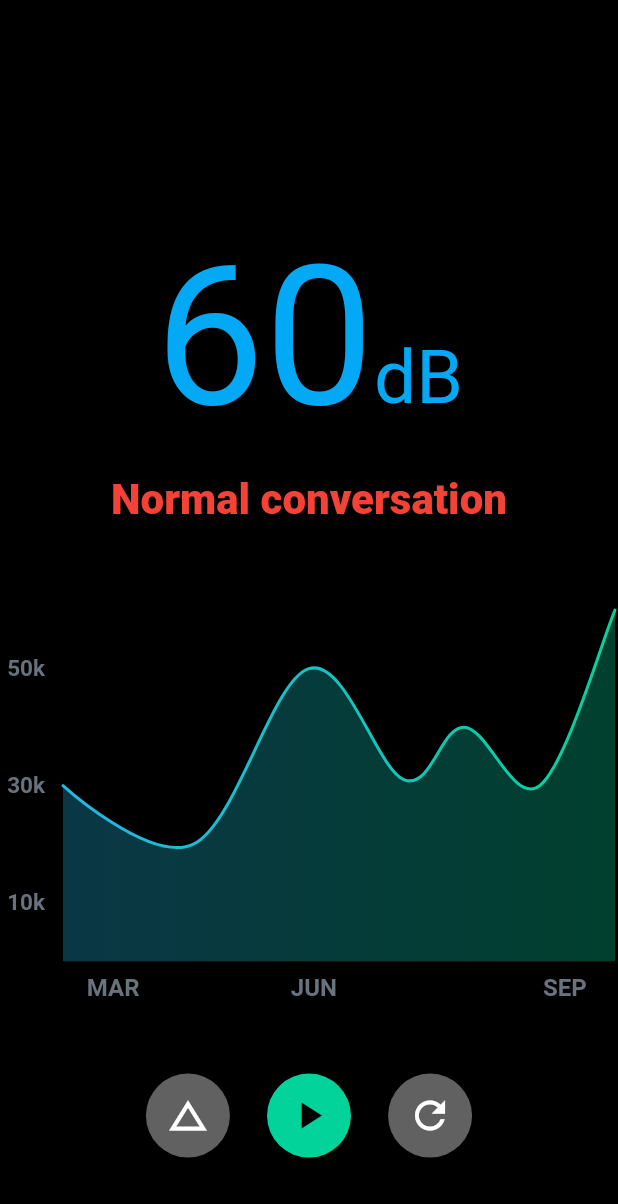
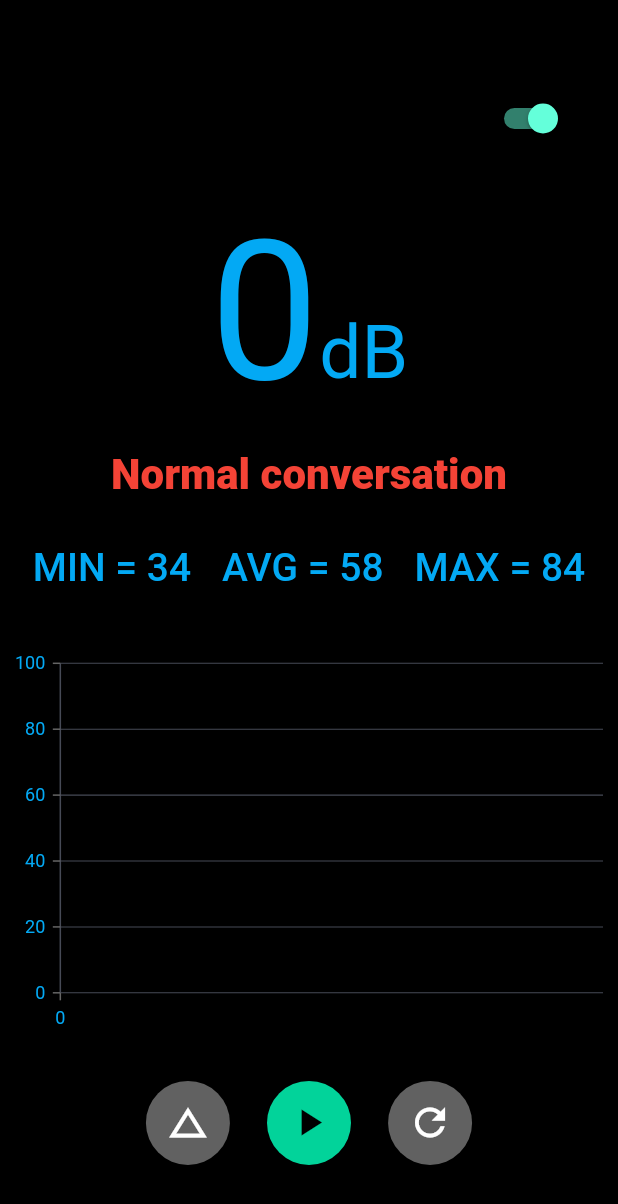
Before and after one commit to prakash-cr7/Sound-meter, a Flutter app: the screen it shows after launch, on a phone screen of 412 x 824 dp. Shown: the top 1204 px of the screen. Run offline on Flutter 3.47's test engine with Material 2 defaults, Android fonts, the phone set to English and light mode, and no system bars; drawn by our look-alikes of fl_chart; our stand-ins replace syncfusion_flutter_charts; missing offline and left inert: noise_meter.

Commit message:
realtime chart implemented

```diff
--- a/lib/main.dart
+++ b/lib/main.dart
@@ -1,15 +1,21 @@
+import 'package:decibel_meter/provider/provider.dart';
 import 'package:flutter/material.dart';
+import 'package:provider/provider.dart';
 
 import 'ui/home.dart';
 
-void main() => runApp(MyApp());
+void main() {
+  runApp(MyApp());
+}
 
 class MyApp extends StatelessWidget {
   @override
   Widget build(BuildContext context) {
     return MaterialApp(
+      debugShowCheckedModeBanner: false,
       theme: ThemeData.dark(),
-      home: HomeScreen(),
+      home: ChangeNotifierProvider<MicData>(
+          create: (_) => MicData(), child: HomeScreen()),
     );
   }
 }
--- /dev/null
+++ b/lib/provider/provider.dart
@@ -0,0 +1,53 @@
+import 'dart:async';
+
+import 'package:flutter/material.dart';
+import 'package:flutter/services.dart';
+import 'package:noise_meter/noise_meter.dart';
+
+class MicData extends ChangeNotifier {
+  bool isRecording = false;
+  StreamSubscription<NoiseReading> _noiseSubscription;
+  NoiseMeter _noiseMeter;
+  int dB = 0;
+
+  //call this in initState
+  void initNoiseMeter() {
+    _noiseMeter = new NoiseMeter(onError);
+  }
+
+  void onError(PlatformException e) {
+    print(e.toString());
+    isRecording = false;
+  }
+
+  void onData(NoiseReading noiseReading) {
+    if (!isRecording) {
+      isRecording = true;
+    }
+    if (noiseReading.meanDecibel.isFinite)
+      dB = noiseReading.meanDecibel.toInt();
+    notifyListeners();
+  }
+
+  void start() async {
+    try {
+      _noiseSubscription = _noiseMeter.noiseStream.listen(onData);
+      print('start');
+    } catch (err) {
+      print(err);
+    }
+  }
+
+  void stop() async {
+    try {
+      if (_noiseSubscription != null) {
+        _noiseSubscription.cancel();
+        _noiseSubscription = null;
+      }
+      isRecording = false;
+    } catch (err) {
+      print('stopRecorder error: $err');
+    }
+    notifyListeners();
+  }
+}
--- a/lib/ui/home.dart
+++ b/lib/ui/home.dart
@@ -1,24 +1,54 @@
+import 'dart:async';
+
+import 'package:decibel_meter/provider/provider.dart';
 import 'package:decibel_meter/ui/widgets/realtime_chart.dart';
 import 'package:flutter/material.dart';
+import 'package:provider/provider.dart';
 
-class HomeScreen extends StatelessWidget {
+class HomeScreen extends StatefulWidget {
+  @override
+  _HomeScreenState createState() => _HomeScreenState();
+}
+
+class _HomeScreenState extends State<HomeScreen> {
+  _HomeScreenState() {
+    timer = Timer.periodic(Duration(milliseconds: 500), getdB);
+  }
+
+  Color bgColor = Colors.black;
+  bool switchStatus = true;
+  Timer timer;
+  int dB = 0;
+  void getdB(Timer timer) {
+    dB = Provider.of<MicData>(context, listen: false).dB;
+  }
+
+  @override
+  void initState() {
+    Provider.of<MicData>(context, listen: false).initNoiseMeter();
+    super.initState();
+  }
+
   @override
   Widget build(BuildContext context) {
     double height = MediaQuery.of(context).size.height;
     double width = MediaQuery.of(context).size.width;
     return Scaffold(
-      backgroundColor: Colors.black,
-      body: Column(
+      backgroundColor: bgColor,
+      body: Stack(
+        children: [
+          SingleChildScrollView(
+            child: Column(
               crossAxisAlignment: CrossAxisAlignment.center,
               children: [
-          SizedBox(height: height * 0.18),
+                SizedBox(height: height * 0.16),
                 Row(
                   mainAxisAlignment: MainAxisAlignment.center,
                   textBaseline: TextBaseline.ideographic,
                   crossAxisAlignment: CrossAxisAlignment.baseline,
                   children: [
                     Text(
-                '60',
+                      dB.toString(),
                       style: TextStyle(
                         fontSize: 130,
                         color: Colors.lightBlue,
@@ -39,14 +69,54 @@ class HomeScreen extends StatelessWidget {
                 Text(
                   'Normal conversation',
                   style: TextStyle(
-                fontSize: 28, fontWeight: FontWeight.w800, color: Colors.red),
+                      fontSize: 28,
+                      fontWeight: FontWeight.w800,
+                      color: Colors.red),
                 ),
                 SizedBox(
-            height: height * 0.04,
+                  height: height * 0.02,
                 ),
-          LineChartSample2(),
                 SizedBox(
-            height: height * 0.04,
+                  height: height * 0.07,
+                  child: Row(
+                    mainAxisAlignment: MainAxisAlignment.center,
+                    children: [
+                      Text(
+                        'MIN = 34',
+                        style: TextStyle(
+                            fontSize: 26,
+                            fontWeight: FontWeight.w500,
+                            color: Colors.lightBlue),
+                      ),
+                      SizedBox(
+                        width: width * 0.05,
+                      ),
+                      Text(
+                        'AVG = 58',
+                        style: TextStyle(
+                            fontSize: 26,
+                            fontWeight: FontWeight.w500,
+                            color: Colors.lightBlue),
+                      ),
+                      SizedBox(
+                        width: width * 0.05,
+                      ),
+                      Text(
+                        'MAX = 84',
+                        style: TextStyle(
+                            fontSize: 26,
+                            fontWeight: FontWeight.w500,
+                            color: Colors.lightBlue),
+                      ),
+                    ],
+                  ),
+                ),
+                SizedBox(
+                  height: height * 0.03,
+                ),
+                SizedBox(height: height * 0.32, child: SfChart()),
+                SizedBox(
+                  height: height * 0.03,
                 ),
                 Row(
                   mainAxisAlignment: MainAxisAlignment.center,
@@ -62,11 +132,25 @@ class HomeScreen extends StatelessWidget {
                     SizedBox(width: width * 0.06),
                     FloatingActionButton(
                         child: Icon(
-                    Icons.play_arrow,
+                          Provider.of<MicData>(context, listen: true)
+                                  .isRecording
+                              ? Icons.stop
+                              : Icons.play_arrow,
                           size: 30,
                         ),
-                  backgroundColor: Color(0xff02d39a),
-                  onPressed: null),
+                        backgroundColor:
+                            Provider.of<MicData>(context, listen: true)
+                                    .isRecording
+                                ? Colors.red
+                                : Color(0xff02d39a),
+                        onPressed: () {
+                          Provider.of<MicData>(context, listen: false)
+                                  .isRecording
+                              ? Provider.of<MicData>(context, listen: false)
+                                  .stop()
+                              : Provider.of<MicData>(context, listen: false)
+                                  .start();
+                        }),
                     SizedBox(width: width * 0.06),
                     FloatingActionButton(
                       child: Icon(
@@ -75,9 +159,27 @@ class HomeScreen extends StatelessWidget {
                         size: 30,
                       ),
                       backgroundColor: Colors.grey[700],
-                  onPressed: null),
+                      onPressed: null,
+                    ),
                   ],
                 )
+              ],
+            ),
+          ),
+          Positioned(
+              top: 55,
+              right: 30,
+              child: Switch(
+                value: switchStatus,
+                inactiveTrackColor: Colors.lightBlue,
+                onChanged: (value) {
+                  switchStatus = value;
+                  setState(() {});
+                  value == true
+                      ? bgColor = Colors.black
+                      : bgColor = Colors.white;
+                },
+              ))
         ],
       ),
     );
--- a/lib/ui/widgets/realtime_chart.dart
+++ b/lib/ui/widgets/realtime_chart.dart
@@ -1,131 +1,91 @@
-import 'package:fl_chart/fl_chart.dart';
+import 'dart:async';
+
+import 'package:decibel_meter/provider/provider.dart';
 import 'package:flutter/material.dart';
+import 'package:provider/provider.dart';
+import 'package:syncfusion_flutter_charts/charts.dart';
 
-class LineChartSample2 extends StatefulWidget {
+class SfChart extends StatefulWidget {
   @override
-  _LineChartSample2State createState() => _LineChartSample2State();
+  _SfChartState createState() => _SfChartState();
 }
 
-class _LineChartSample2State extends State<LineChartSample2> {
-  List<Color> gradientColors = [
-    const Color(0xff23b6e6),
-    const Color(0xff02d39a),
-  ];
+class _SfChartState extends State<SfChart> {
+  _SfChartState() {
+    timer = Timer.periodic(Duration(milliseconds: 250), updateData);
+  }
+
+  Timer timer;
+  ChartSeriesController _chartSeriesController;
+  int count = 0;
+  List<ChartData> _chartData = [];
+
+  @override
+  void initState() {
+    super.initState();
+  }
 
   @override
   Widget build(BuildContext context) {
-    return Container(
-      height: 300,
-      width: double.infinity,
-      decoration: const BoxDecoration(
-          borderRadius: BorderRadius.all(
-            Radius.circular(18),
-          ),
-          color: Color(0x00232d37)),
-      child: Padding(
-        padding:
-            const EdgeInsets.only(right: 2.0, left: 2.0, top: 24, bottom: 12),
-        child: LineChart(
-          mainData(),
-        ),
-      ),
-    );
+    return _getLiveLineChart();
   }
 
-  LineChartData mainData() {
-    return LineChartData(
-      gridData: FlGridData(
-        show: false,
-        drawVerticalLine: false,
-        getDrawingHorizontalLine: (value) {
-          return FlLine(
-            color: const Color(0xff37434d),
-            strokeWidth: 1,
-          );
-        },
-        getDrawingVerticalLine: (value) {
-          return FlLine(
-            color: const Color(0xff37434d),
-            strokeWidth: 1,
-          );
-        },
-      ),
-      titlesData: FlTitlesData(
-        show: true,
-        bottomTitles: SideTitles(
-          showTitles: true,
-          reservedSize: 22,
-          getTextStyles: (value) => const TextStyle(
-              color: Color(0xff68737d),
-              fontWeight: FontWeight.bold,
-              fontSize: 16),
-          getTitles: (value) {
-            switch (value.toInt()) {
-              case 1:
-                return 'MAR';
-              case 5:
-                return 'JUN';
-              case 10:
-                return 'SEP';
-            }
-            return '';
-          },
-          margin: 8,
-        ),
-        leftTitles: SideTitles(
-          showTitles: true,
-          getTextStyles: (value) => const TextStyle(
-            color: Color(0xff67727d),
-            fontWeight: FontWeight.bold,
-            fontSize: 15,
-          ),
-          getTitles: (value) {
-            switch (value.toInt()) {
-              case 1:
-                return '10k';
-              case 3:
-                return '30k';
-              case 5:
-                return '50k';
-            }
-            return '';
-          },
-          reservedSize: 28,
-          margin: 12,
-        ),
-      ),
-      borderData: FlBorderData(
-          show: false,
-          border: Border.all(color: const Color(0xff37434d), width: 1)),
-      minX: 0,
-      maxX: 11,
-      minY: 0,
-      maxY: 6,
-      lineBarsData: [
-        LineChartBarData(
-          spots: [
-            FlSpot(0, 3),
-            FlSpot(2.6, 2),
-            FlSpot(4.9, 5),
-            FlSpot(6.8, 3.1),
-            FlSpot(8, 4),
-            FlSpot(9.5, 3),
-            FlSpot(11, 6),
-          ],
-          isCurved: true,
-          colors: gradientColors,
-          barWidth: 2,
-          isStrokeCapRound: true,
-          dotData: FlDotData(
-            show: false,
-          ),
-          belowBarData: BarAreaData(
-            show: true,
-            colors:
-                gradientColors.map((color) => color.withOpacity(0.3)).toList(),
-          ),
-        ),
-      ],
-    );
+  SfCartesianChart _getLiveLineChart() {
+    return SfCartesianChart(
+        plotAreaBorderWidth: 0,
+        primaryXAxis: NumericAxis(
+            interval: 15,
+            desiredIntervals: 6,
+            visibleMinimum: count < 90 ? 0 : (count - 90).toDouble(),
+            visibleMaximum: count < 90 ? 90 : (count).toDouble(),
+            majorGridLines: MajorGridLines(width: 1),
+            axisLine: AxisLine(width: 0),
+            labelStyle: TextStyle(color: Colors.lightBlue)),
+        primaryYAxis: NumericAxis(
+            maximum: 100.0,
+            visibleMinimum: 0,
+            visibleMaximum: 100,
+            axisLine: AxisLine(width: 0),
+            labelStyle: TextStyle(color: Colors.lightBlue)),
+        series: <LineSeries<ChartData, int>>[
+          LineSeries<ChartData, int>(
+            onRendererCreated: (ChartSeriesController controller) {
+              _chartSeriesController = controller;
+            },
+            dataSource: _chartData,
+            color: const Color.fromRGBO(192, 108, 132, 1),
+            xValueMapper: (ChartData sales, _) => sales.time,
+            yValueMapper: (ChartData sales, _) => sales.decibel,
+          )
+        ]);
+  }
+
+  void updateData(Timer timer) {
+    if (!Provider.of<MicData>(context, listen: false).isRecording)
+      return;
+    else if (_chartData.length >= 90) {
+      _chartData.add(
+          ChartData(count, Provider.of<MicData>(context, listen: false).dB));
+      _chartData.removeAt(0);
+      _chartSeriesController.updateDataSource(
+        addedDataIndexes: <int>[_chartData.length - 1],
+        removedDataIndexes: <int>[0],
+      );
+    } else {
+      _chartData.add(
+          ChartData(count, Provider.of<MicData>(context, listen: false).dB));
+      // _chartSeriesController.updateDataSource(
+      //   addedDataIndexes: <int>[_chartData.length - 1],
+      // );
+      //// there is a weired error in graph when uncommented above lines.
+      //// dunno why.
+    }
+    count++;
   }
 }
+
+class ChartData {
+  ChartData(this.time, this.decibel);
+  final num time;
+  final num decibel;
+}
--- a/pubspec.yaml
+++ b/pubspec.yaml
@@ -29,6 +29,9 @@ dependencies:
   # Use with the CupertinoIcons class for iOS style icons.
   cupertino_icons: ^1.0.0
   fl_chart: ^0.12.2
+  provider: ^4.3.2+3
+  noise_meter: ^2.0.0
+  syncfusion_flutter_charts: ^18.4.32+1
 
 dev_dependencies:
   flutter_test:
```
Also changed, not shown: pubspec.lock. Lines whose indentation alone changed are shown as unchanged.
